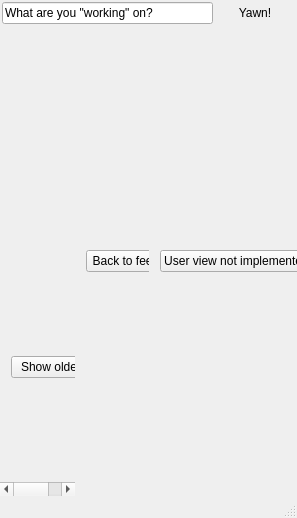
The window that Yawner/Ui/mainwindow.ui (henkelund/Yawner) describes before a commit, drawn with Qt 5.
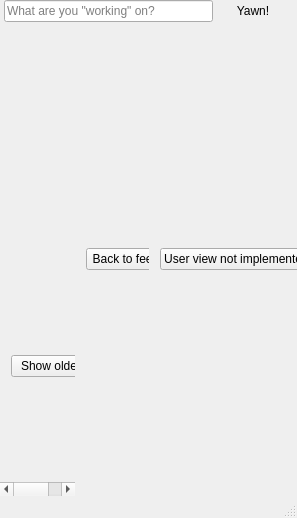
The same window after the commit. Icons and pictures are not drawn. Custom widgets are drawn as their Qt base class.

What changed in the file:
```diff
--- a/Yawner/Ui/mainwindow.ui
+++ b/Yawner/Ui/mainwindow.ui
@@ -38,14 +38,26 @@
      <widget class="QWidget" name="postWrapper" native="true">
       <layout class="QHBoxLayout" name="horizontalLayout">
        <property name="spacing">
-        <number>2</number>
+        <number>0</number>
        </property>
-       <property name="margin">
-        <number>2</number>
+       <property name="leftMargin">
+        <number>4</number>
+       </property>
+       <property name="topMargin">
+        <number>0</number>
+       </property>
+       <property name="rightMargin">
+        <number>4</number>
+       </property>
+       <property name="bottomMargin">
+        <number>0</number>
        </property>
        <item>
         <widget class="QLineEdit" name="postInput">
          <property name="text">
+          <string/>
+         </property>
+         <property name="placeholderText">
           <string>What are you &quot;working&quot; on?</string>
          </property>
         </widget>
@@ -60,7 +72,13 @@
          </property>
          <property name="icon">
           <iconset resource="../../assets/yawner.qrc">
-           <normaloff>:/icon16.png</normaloff>:/icon16.png</iconset>
+           <normaloff>:/icon.svg</normaloff>:/icon.svg</iconset>
+         </property>
+         <property name="iconSize">
+          <size>
+           <width>24</width>
+           <height>24</height>
+          </size>
          </property>
          <property name="flat">
           <bool>true</bool>
@@ -99,7 +117,7 @@
             <x>0</x>
             <y>0</y>
             <width>112</width>
-            <height>424</height>
+            <height>421</height>
            </rect>
           </property>
           <layout class="QVBoxLayout" name="verticalLayout_5">
@@ -173,7 +191,7 @@
             <x>0</x>
             <y>0</y>
             <width>120</width>
-            <height>440</height>
+            <height>437</height>
            </rect>
           </property>
           <layout class="QVBoxLayout" name="verticalLayout_3">
@@ -214,7 +232,7 @@
             <x>0</x>
             <y>0</y>
             <width>219</width>
-            <height>440</height>
+            <height>437</height>
            </rect>
           </property>
           <layout class="QVBoxLayout" name="verticalLayout_4">
```
Left out of the diff: 3 changed lines with no effect on the pictures.
